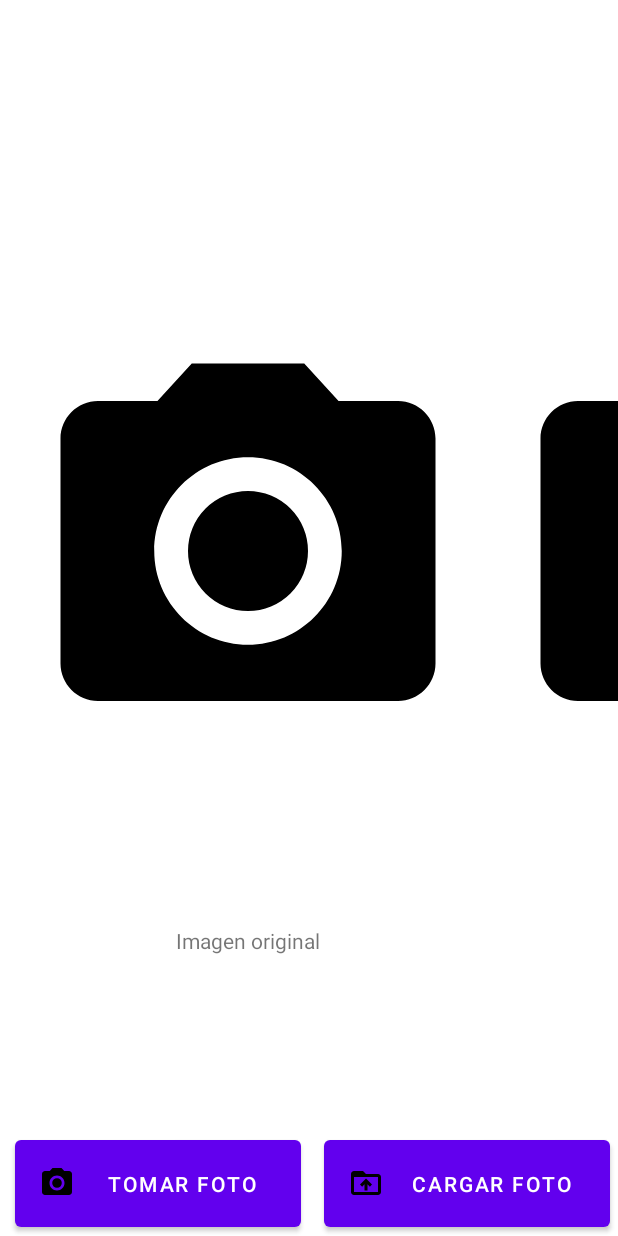
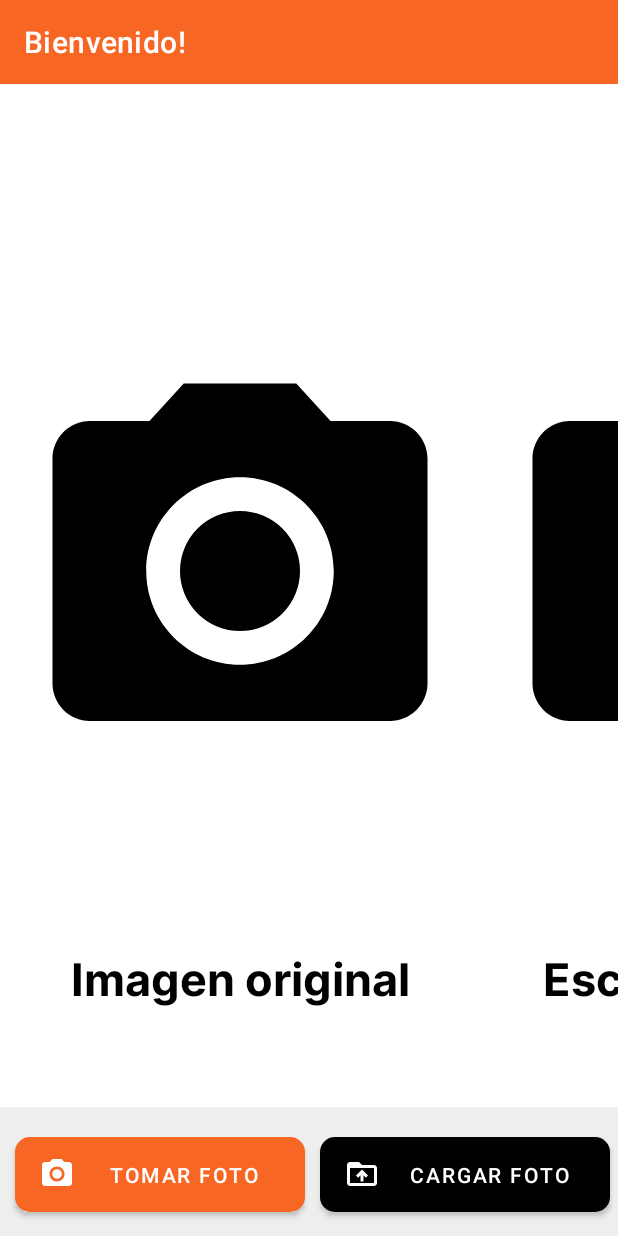
Before and after one commit to JoseLeviRivera/Filtros-con-Opencv-Android, an Android app: the screen it shows after launch (PrincipalActivity), on a phone screen of 412 x 824 dp. Run offline under Robolectric (Android 15) with nearby library versions, the light colour scheme and no system bars; libraries missing offline, so code that uses them is left out: org.opencv.android, org.opencv.core, org.opencv.imgproc; 1 statement that could not run was skipped.

Commit message:
Agrego mas estilos

```diff
--- a/app/src/main/AndroidManifest.xml
+++ b/app/src/main/AndroidManifest.xml
@@ -14,7 +14,7 @@
         android:label="@string/app_name"
         android:roundIcon="@mipmap/ic_launcher_round"
         android:supportsRtl="true"
-        android:theme="@style/Theme.OpenCvManipulacion"
+        android:theme="@style/myTheme"
         tools:targetApi="31">
         <activity
             android:name=".PrincipalActivity"
--- a/app/src/main/java/com/unpa/opencvmanipulacion/PrincipalActivity.kt
+++ b/app/src/main/java/com/unpa/opencvmanipulacion/PrincipalActivity.kt
@@ -12,10 +12,12 @@ import android.os.Environment
 import android.provider.MediaStore
 import android.widget.Button
 import android.widget.ImageView
+import android.widget.TextView
 import android.widget.Toast
 import androidx.activity.result.PickVisualMediaRequest
 import androidx.activity.result.contract.ActivityResultContracts
 import androidx.appcompat.app.AppCompatActivity
+import androidx.appcompat.widget.Toolbar
 import androidx.core.app.ActivityCompat
 import androidx.core.content.ContextCompat
 import org.opencv.android.OpenCVLoader
@@ -67,7 +69,14 @@ class PrincipalActivity : AppCompatActivity() {
         // Inicializar OpenCV
         OpenCVLoader.initDebug()
 
-        title = " "
+        title = "Bienvenido!"
+        val toolbar: Toolbar = findViewById(R.id.materialToolbar)
+        setSupportActionBar(toolbar)
+        // Obtén una referencia al TextView del título del Toolbar
+        val titleTextView = toolbar.getChildAt(0) as? TextView
+
+        // Cambia el color del texto del título
+        titleTextView?.setTextColor(ContextCompat.getColor(this, R.color.white))
 
         //image = findViewById<ImageView>(R.id.image)
         imageOriginal = findViewById(R.id.ImgOriginal)
--- /dev/null
+++ b/app/src/main/res/drawable/ic_camera_light.xml
@@ -0,0 +1,6 @@
+<vector android:height="24dp" android:tint="@color/white"
+    android:viewportHeight="24" android:viewportWidth="24"
+    android:width="24dp" xmlns:android="http://schemas.android.com/apk/res/android">
+    <path android:fillColor="@android:color/white" android:pathData="M12,12m-3.2,0a3.2,3.2 0,1 1,6.4 0a3.2,3.2 0,1 1,-6.4 0"/>
+    <path android:fillColor="@android:color/white" android:pathData="M9,2L7.17,4L4,4c-1.1,0 -2,0.9 -2,2v12c0,1.1 0.9,2 2,2h16c1.1,0 2,-0.9 2,-2L22,6c0,-1.1 -0.9,-2 -2,-2h-3.17L15,2L9,2zM12,17c-2.76,0 -5,-2.24 -5,-5s2.24,-5 5,-5 5,2.24 5,5 -2.24,5 -5,5z"/>
+</vector>
--- a/app/src/main/res/drawable/ic_guardar.xml
+++ b/app/src/main/res/drawable/ic_guardar.xml
@@ -1,4 +1,4 @@
-<vector android:height="24dp" android:tint="#000000"
+<vector android:height="24dp" android:tint="@color/white"
     android:viewportHeight="24" android:viewportWidth="24"
     android:width="24dp" xmlns:android="http://schemas.android.com/apk/res/android">
     <path android:fillColor="@android:color/white" android:pathData="M5,20h14v-2H5V20zM19,9h-4V3H9v6H5l7,7L19,9z"/>
--- a/app/src/main/res/drawable/ic_upload.xml
+++ b/app/src/main/res/drawable/ic_upload.xml
@@ -1,4 +1,4 @@
-<vector android:height="24dp" android:tint="#000000"
+<vector android:height="24dp" android:tint="@color/white"
     android:viewportHeight="24" android:viewportWidth="24"
     android:width="24dp" xmlns:android="http://schemas.android.com/apk/res/android">
     <path android:fillColor="@android:color/white" android:pathData="M20,6h-8l-2,-2L4,4c-1.1,0 -1.99,0.9 -1.99,2L2,18c0,1.1 0.9,2 2,2h16c1.1,0 2,-0.9 2,-2L22,8c0,-1.1 -0.9,-2 -2,-2zM20,18L4,18L4,8h16v10zM8,13.01l1.41,1.41L11,12.84L11,17h2v-4.16l1.59,1.59L16,13.01 12.01,9 8,13.01z"/>
--- /dev/null
+++ b/app/src/main/res/drawable/shaped_white.xml
@@ -0,0 +1,5 @@
+<shape xmlns:android="http://schemas.android.com/apk/res/android"
+    android:shape="rectangle">
+    <corners android:radius="10dp"/> <!-- increasing the value, increases the rounding. And as  TTransmit said, to make it like a capsule make the radius half of your button height -->
+    <solid android:color="@color/white"/> <!-- the button color -->
+</shape>
--- a/app/src/main/res/layout/activity_principal.xml
+++ b/app/src/main/res/layout/activity_principal.xml
@@ -6,19 +6,30 @@
     xmlns:card_view="http://schemas.android.com/apk/res-auto"
     android:layout_width="match_parent"
     android:layout_height="match_parent"
+    style="@style/bg"
     tools:context=".PrincipalActivity">
 
+    <androidx.appcompat.widget.Toolbar
+        android:id="@+id/materialToolbar"
+        android:layout_width="match_parent"
+        android:layout_height="wrap_content"
+        android:background="?attr/colorPrimary"
+        android:minHeight="?attr/actionBarSize"
+        android:textColor="@color/white"
+        app:layout_constraintEnd_toEndOf="parent"
+        app:layout_constraintStart_toStartOf="parent"
+        app:layout_constraintTop_toTopOf="parent"
+        />
 
     <HorizontalScrollView
         android:id="@+id/horizontalScrollView"
         android:layout_width="wrap_content"
         android:layout_height="wrap_content"
-        android:layout_marginStart="10dp"
         android:scrollbars="none"
         app:layout_constraintBottom_toTopOf="@+id/linearLayout"
         app:layout_constraintEnd_toEndOf="parent"
         app:layout_constraintStart_toStartOf="parent"
-        app:layout_constraintTop_toTopOf="parent">
+        app:layout_constraintTop_toBottomOf="@+id/materialToolbar">
 
         <LinearLayout
             android:id="@+id/linearLayout2"
@@ -38,13 +49,14 @@
                     android:layout_marginStart="10dp"
                     android:layout_marginTop="10dp"
                     android:layout_marginEnd="10dp"
-                    android:src="@drawable/ic_camera"></ImageView>
+                    style="@style/viewCamera"
+                    />
 
                 <TextView
+                    style="@style/text"
                     android:layout_width="match_parent"
                     android:layout_height="wrap_content"
-                    android:text="Imagen original"
-                    android:textAlignment="center" />
+                    android:text="Imagen original" />
             </LinearLayout>
 
             <LinearLayout
@@ -59,13 +71,14 @@
                     android:layout_marginStart="10dp"
                     android:layout_marginTop="10dp"
                     android:layout_marginEnd="10dp"
-                    android:src="@drawable/ic_camera"></ImageView>
+                    style="@style/viewCamera"
+                    />
 
                 <TextView
+                    style="@style/text"
                     android:layout_width="match_parent"
                     android:layout_height="wrap_content"
-                    android:text="Escala de grises"
-                    android:textAlignment="center" />
+                    android:text="Escala de grises" />
             </LinearLayout>
 
             <LinearLayout
@@ -80,13 +93,14 @@
                     android:layout_marginStart="10dp"
                     android:layout_marginTop="10dp"
                     android:layout_marginEnd="10dp"
-                    android:src="@drawable/ic_camera"></ImageView>
+                    style="@style/viewCamera"
+                    />
 
                 <TextView
+                    style="@style/text"
                     android:layout_width="match_parent"
                     android:layout_height="wrap_content"
-                    android:text="Rojo"
-                    android:textAlignment="center" />
+                    android:text="Rojo" />
             </LinearLayout>
 
             <LinearLayout
@@ -101,13 +115,13 @@
                     android:layout_marginStart="10dp"
                     android:layout_marginTop="10dp"
                     android:layout_marginEnd="10dp"
-                    android:src="@drawable/ic_camera"></ImageView>
+                    style="@style/viewCamera" />
 
                 <TextView
+                    style="@style/text"
                     android:layout_width="match_parent"
                     android:layout_height="wrap_content"
-                    android:text="Azul"
-                    android:textAlignment="center" />
+                    android:text="Azul" />
             </LinearLayout>
 
             <LinearLayout
@@ -122,13 +136,13 @@
                     android:layout_marginStart="10dp"
                     android:layout_marginTop="10dp"
                     android:layout_marginEnd="10dp"
-                    android:src="@drawable/ic_camera"></ImageView>
+                    style="@style/viewCamera" />
 
                 <TextView
+                    style="@style/text"
                     android:layout_width="match_parent"
                     android:layout_height="wrap_content"
-                    android:text="Verde"
-                    android:textAlignment="center" />
+                    android:text="Verde" />
             </LinearLayout>
 
             <LinearLayout
@@ -143,14 +157,15 @@
                     android:layout_marginStart="10dp"
                     android:layout_marginTop="10dp"
                     android:layout_marginEnd="10dp"
-                    android:src="@drawable/ic_camera" />
+                    style="@style/viewCamera" />
 
                 <TextView
+                    style="@style/text"
                     android:layout_width="match_parent"
                     android:layout_height="wrap_content"
-                    android:text="Imagen Binaria"
-                    android:textAlignment="center" />
+                    android:text="Imagen Binaria" />
             </LinearLayout>
+
             <LinearLayout
                 android:layout_width="match_parent"
                 android:layout_height="wrap_content"
@@ -163,14 +178,15 @@
                     android:layout_marginStart="10dp"
                     android:layout_marginTop="10dp"
                     android:layout_marginEnd="10dp"
-                    android:src="@drawable/ic_camera" />
+                    style="@style/viewCamera" />
 
                 <TextView
+                    style="@style/text"
                     android:layout_width="match_parent"
                     android:layout_height="wrap_content"
-                    android:text="Imagen Contornos"
-                    android:textAlignment="center" />
+                    android:text="Imagen Contornos" />
             </LinearLayout>
+
             <LinearLayout
                 android:layout_width="match_parent"
                 android:layout_height="wrap_content"
@@ -183,14 +199,15 @@
                     android:layout_marginStart="10dp"
                     android:layout_marginTop="10dp"
                     android:layout_marginEnd="10dp"
-                    android:src="@drawable/ic_camera" />
+                    style="@style/viewCamera" />
 
                 <TextView
                     android:layout_width="match_parent"
                     android:layout_height="wrap_content"
                     android:text="Segmentacion Rojo "
-                    android:textAlignment="center" />
+                    style="@style/text" />
             </LinearLayout>
+
             <LinearLayout
                 android:layout_width="match_parent"
                 android:layout_height="wrap_content"
@@ -203,14 +220,15 @@
                     android:layout_marginStart="10dp"
                     android:layout_marginTop="10dp"
                     android:layout_marginEnd="10dp"
-                    android:src="@drawable/ic_camera" />
+                    style="@style/viewCamera" />
 
                 <TextView
                     android:layout_width="match_parent"
                     android:layout_height="wrap_content"
                     android:text="Rotar Imagen"
-                    android:textAlignment="center" />
+                    style="@style/text" />
             </LinearLayout>
+
             <LinearLayout
                 android:layout_width="match_parent"
                 android:layout_height="wrap_content"
@@ -223,14 +241,16 @@
                     android:layout_marginStart="10dp"
                     android:layout_marginTop="10dp"
                     android:layout_marginEnd="10dp"
-                    android:src="@drawable/ic_camera" />
+                    style="@style/viewCamera" />
 
                 <TextView
                     android:layout_width="match_parent"
                     android:layout_height="wrap_content"
                     android:text="Imagen trasladada"
-                    android:textAlignment="center" />
+                    style="@style/text"
+                    />
             </LinearLayout>
+
             <LinearLayout
                 android:layout_width="match_parent"
                 android:layout_height="wrap_content"
@@ -243,13 +263,14 @@
                     android:layout_marginStart="10dp"
                     android:layout_marginTop="10dp"
                     android:layout_marginEnd="10dp"
-                    android:src="@drawable/ic_camera" />
+                    style="@style/viewCamera" />
 
                 <TextView
                     android:layout_width="match_parent"
                     android:layout_height="wrap_content"
                     android:text="Imagen Preescalada"
-                    android:textAlignment="center" />
+                    style="@style/text"
+                    />
             </LinearLayout>
         </LinearLayout>
     </HorizontalScrollView>
@@ -259,32 +280,38 @@
         android:layout_width="match_parent"
         android:layout_height="wrap_content"
         android:orientation="horizontal"
+        style="@style/footer"
         app:layout_constraintBottom_toBottomOf="parent"
         app:layout_constraintEnd_toEndOf="parent"
-        app:layout_constraintStart_toStartOf="parent">
-
+        app:layout_constraintStart_toStartOf="parent"
+        android:layout_marginBottom="0dp">
         <Button
             android:id="@+id/btnCamera"
             android:text="Tomar Foto"
             android:layout_width="0dp"
-            android:layout_height="70dp"
+            android:layout_height="50dp"
             android:layout_weight="1"
             android:layout_marginStart="10dp"
-            android:layout_marginTop="10dp"
-            android:layout_marginEnd="5dp"
-            android:drawableLeft="@drawable/ic_camera"
+            android:layout_marginTop="20dp"
+            android:layout_marginEnd="0dp"
+            android:drawableLeft="@drawable/ic_camera_light"
+            android:background="@drawable/shaped_white"
+            android:layout_marginBottom="16dp"
             />
 
         <Button
             android:id="@+id/btnLoad"
             android:text="Cargar Foto"
+            android:background="@drawable/shaped_white"
+            app:backgroundTint="@color/black"
             android:layout_width="0dp"
-            android:layout_height="70dp"
+            android:layout_height="50dp"
             android:layout_weight="1"
             android:layout_marginStart="10dp"
-            android:layout_marginTop="10dp"
+            android:layout_marginTop="20dp"
             android:layout_marginEnd="5dp"
             android:drawableLeft="@drawable/ic_upload"
+            android:layout_marginBottom="16dp"
             />
     </LinearLayout>
 
--- a/app/src/main/res/values-night/themes.xml
+++ b/app/src/main/res/values-night/themes.xml
@@ -13,4 +13,36 @@
         <item name="android:statusBarColor" tools:targetApi="l">?attr/colorPrimaryVariant</item>
         <!-- Customize your theme here. -->
     </style>
+
+    <style name="myTheme" parent="Theme.MaterialComponents.Light.NoActionBar">
+        <!-- Primary brand color. -->
+        <item name="colorPrimary">@color/enggine</item>
+        <item name="colorPrimaryVariant">@color/ash</item>
+        <item name="colorOnPrimary">@color/white</item>
+        <item name="android:statusBarColor" tools:targetApi="l">@color/black</item>
+    </style>
+
+    <style name="bg">
+        <item name="android:background">@color/black</item>
+    </style>
+
+    <style name="text" >
+        <item name="android:textColor">@color/white</item>
+        <item name="fontFamily">@font/inter_bold</item>
+        <item name="android:textSize">30sp</item>
+        <item name="android:textStyle">bold</item>
+        <item name="android:justificationMode">inter_word</item>
+        <item name="android:textAlignment">center</item>
+        <item name="android:layout_marginStart">8dp</item>
+        <item name="android:layout_marginEnd">8dp</item>
+    </style>
+
+    <style name="footer">
+        <item name="android:background">@color/gray</item>
+    </style>
+
+    <style name="viewCamera">
+        <item name="android:src">@drawable/ic_camera_light</item>
+    </style>
+
 </resources>
--- a/app/src/main/res/values/colors.xml
+++ b/app/src/main/res/values/colors.xml
@@ -7,4 +7,20 @@
     <color name="teal_700">#FF018786</color>
     <color name="black">#FF000000</color>
     <color name="white">#FFFFFFFF</color>
+
+    <color name="night">#0C120C</color>
+    <color name="enggine">#F86624</color>
+    <color name="enggine1">#F9C80E</color>
+
+    <color name="itm">#1E88E5</color>
+    <color name="dim">#6D7275</color>
+    <color name="ash">#C7D6D5</color>
+    <color name="ghost">#ECEBF3</color>
+
+    <!-- Light Secondary color -->
+    <color name="gris">#eee</color>
+
+    <!-- Dark Secondary color -->
+    <color name="gray">#2d2d2d</color>
+
 </resources>
--- a/app/src/main/res/values/themes.xml
+++ b/app/src/main/res/values/themes.xml
@@ -13,4 +13,35 @@
         <item name="android:statusBarColor" tools:targetApi="l">?attr/colorPrimaryVariant</item>
         <!-- Customize your theme here. -->
     </style>
+
+    <style name="myTheme" parent="Theme.MaterialComponents.Light.NoActionBar">
+        <!-- Primary brand color. -->
+        <item name="colorPrimary">@color/enggine</item>
+        <item name="colorPrimaryVariant">@color/ash</item>
+        <item name="colorOnPrimary">@color/white</item>
+        <item name="android:statusBarColor" tools:targetApi="l">@color/black</item>
+    </style>
+
+    <style name="bg">
+        <item name="android:background">@color/white</item>
+    </style>
+
+    <style name="text" >
+        <item name="android:textColor">@color/black</item>
+        <item name="fontFamily">@font/inter_bold</item>
+        <item name="android:textSize">30sp</item>
+        <item name="android:textStyle">bold</item>
+        <item name="android:justificationMode">inter_word</item>
+        <item name="android:textAlignment">center</item>
+        <item name="android:layout_marginStart">8dp</item>
+        <item name="android:layout_marginEnd">8dp</item>
+    </style>
+
+    <style name="footer">
+        <item name="android:background">@color/gris</item>
+    </style>
+
+    <style name="viewCamera">
+        <item name="android:src">@drawable/ic_camera</item>
+    </style>
 </resources>
```
Also changed, not shown: app/src/main/res/font/inter_bold.ttf (added), app/src/main/res/font/inter_light.ttf (added), app/src/main/res/font/inter_regular.ttf (added), 64 other files.
